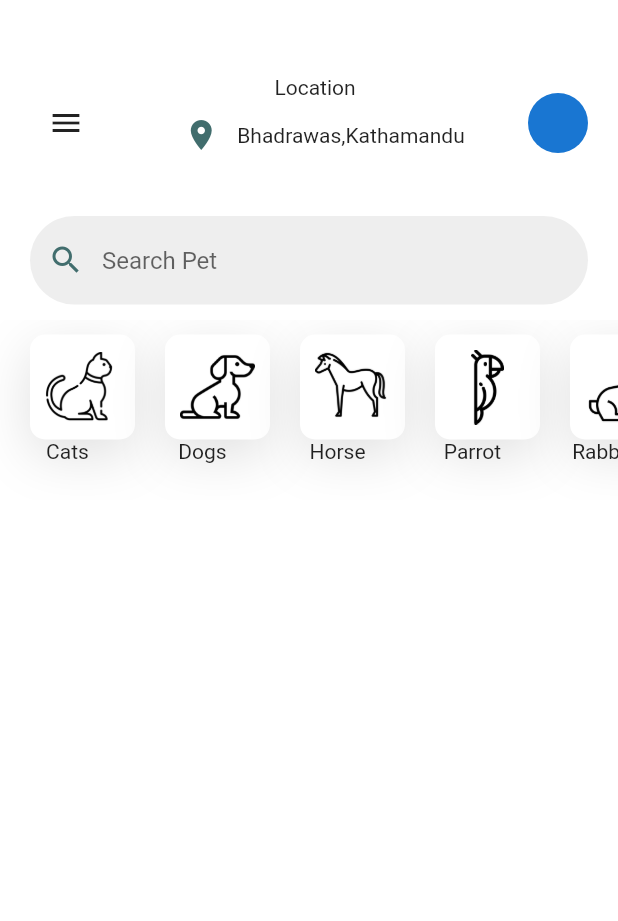
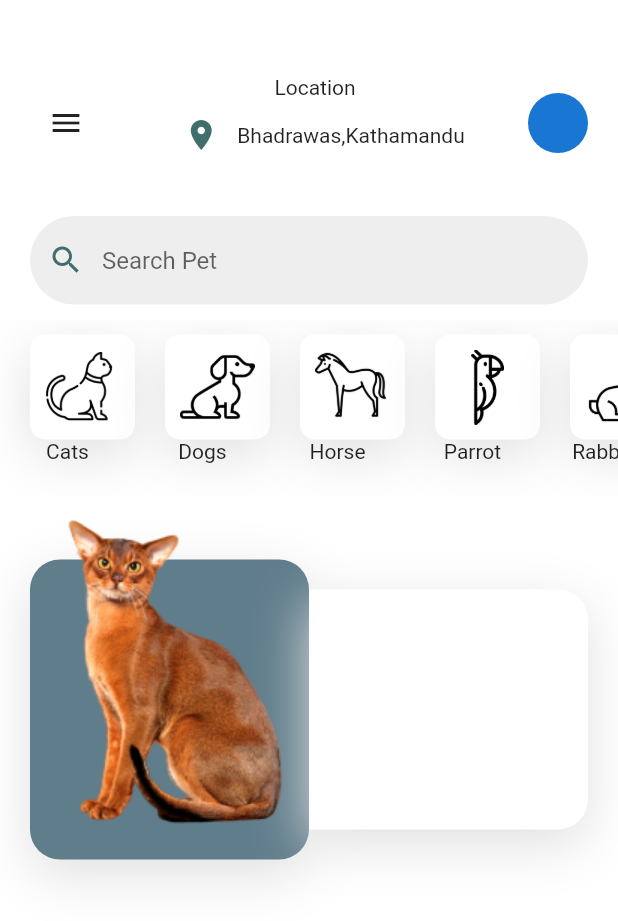
Before and after one commit to PunamPudasaini/pet-app, a Flutter app: the screen it shows after launch, on a phone screen of 412 x 824 dp. Shown: the top 921 px of the screen. Run offline on Flutter 3.47's test engine with Material 2 defaults, Android fonts, the phone set to English and light mode, and no system bars.

Commit message:
"cat container design"

```diff
--- a/lib/HomeScreen.dart
+++ b/lib/HomeScreen.dart
@@ -121,8 +121,33 @@ class _HomeScreenState extends State<HomeScreen> {
           ),
 
           Container(
+            height: 240,
+            margin: EdgeInsets.symmetric(horizontal: 20),
             child: Row(
               children: <Widget>[
+                Expanded(
+                  child: Stack(
+                    children: <Widget>[
+                      Container(
+                        decoration: BoxDecoration(color: Colors.blueGrey,borderRadius: BorderRadius.circular(20),boxShadow: list),
+                        margin: EdgeInsets.only(top: 40),
+                      ),
+                      Align(
+                        child: Image.asset('assets/pet-cat1.png'),
+                      ),
+                    ],
+                  ),
+                ),
+                Expanded(
+                  child: Container(
+                    margin: EdgeInsets.only(top: 60, bottom: 20),
+                    decoration: BoxDecoration(color: Colors.white,boxShadow: list,borderRadius: BorderRadius.only(
+                      topRight: Radius.circular(20),
+                      bottomRight: Radius.circular(20),
+                    )),
+
+                  ),
+                )
 
               ],
             ),
```
